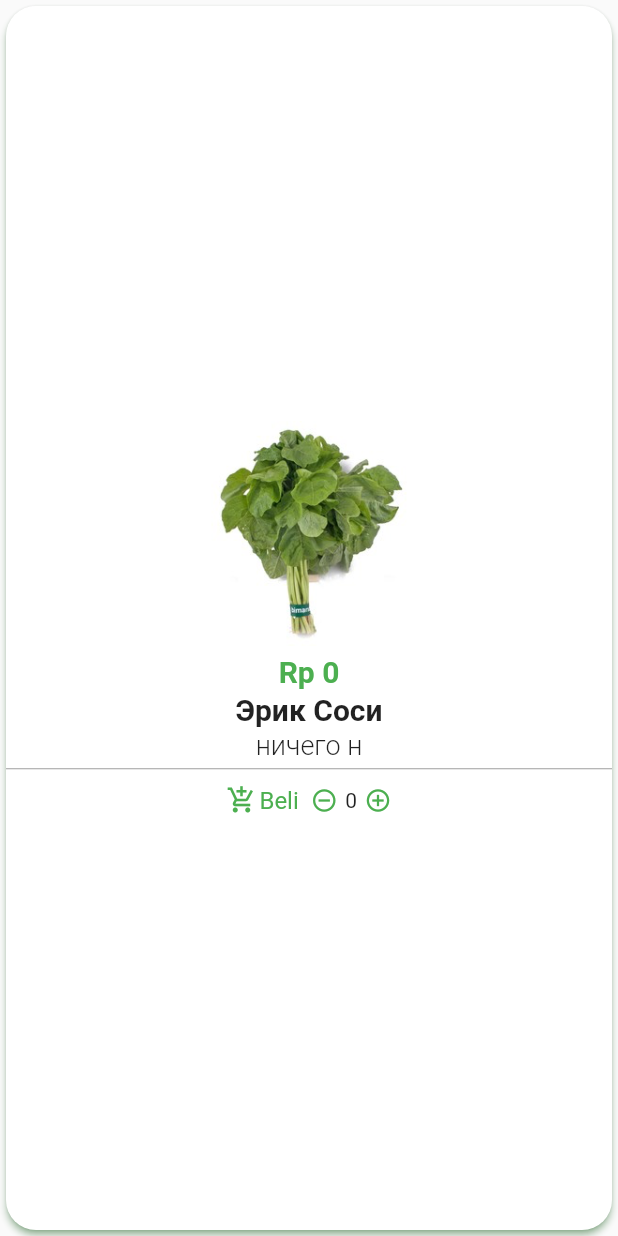
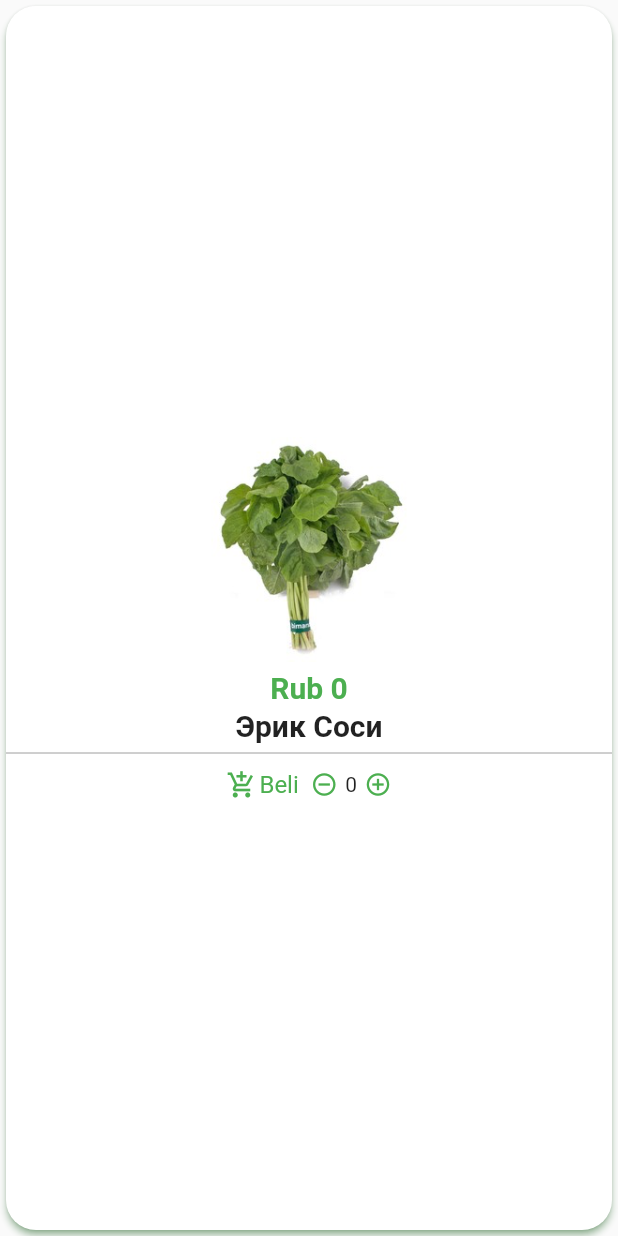
Before and after one commit to RubikRr/delikat_h_c, a Flutter app: the ItemWidget widget shown alone on an empty page, opened directly with sample values from the repository, on a phone screen of 412 x 824 dp. Run offline on Flutter 3.47's test engine with Material 2 defaults, Android fonts, the phone set to English and light mode, and no system bars; network calls fail.

```diff
--- a/lib/item_widget.dart
+++ b/lib/item_widget.dart
@@ -30,17 +30,18 @@ class ItemWidget extends StatelessWidget {
           mainAxisAlignment: MainAxisAlignment.center,
           children: [
             Hero(
-              tag: product.image,
+              tag: product.img,
               child: SizedBox(
                 width: 150,
-                child: Image.asset(product.image),
+                //child: Image.asset(product.img),
+                child: Image.asset('assets/img1.png'),
               ),
             ),
             const SizedBox(
               height: 6,
             ),
             Text(
-              'Rp ${product.price}',
+              'Rub ${product.price}',
               style: const TextStyle(
                 color: Colors.green,
                 fontSize: 20,
@@ -60,13 +61,13 @@ class ItemWidget extends StatelessWidget {
             const SizedBox(
               height: 2,
             ),
-            Text(
-              product.quantity,
-              style: const TextStyle(
-                fontSize: 18,
-                fontWeight: FontWeight.w300,
-              ),
-            ),
+            // Text(
+            //   product.quantity,
+            //   style: const TextStyle(
+            //     fontSize: 18,
+            //     fontWeight: FontWeight.w300,
+            //   ),
+            // ),
             const SizedBox(
               height: 4,
             ),
--- a/lib/product_class.dart
+++ b/lib/product_class.dart
@@ -4,17 +4,17 @@ part 'product_class.g.dart';
 
 @JsonSerializable()
 class Product {
+  final int id;
   final String name;
-  final String price;
-  final String quantity;
-  final String image;
+  final String img;
   final String description;
+  final int price;
 
   Product({
+    required this.id,
     required this.name,
     required this.price,
-    required this.quantity,
-    required this.image,
+    required this.img,
     required this.description,
   });
 
--- a/pubspec.yaml
+++ b/pubspec.yaml
@@ -30,7 +30,7 @@ dependencies:
   flutter:
     sdk: flutter
   json_annotation: ^4.8.0
-
+  http: ^0.13.5
 
   # The following adds the Cupertino Icons font to your application.
   # Use with the CupertinoIcons class for iOS style icons.
```
Also changed, not shown: lib/data.dart (+6 -6 lines), lib/main.dart (+36 -10 lines), lib/product_detail.dart (+14 -10 lines), lib/product_class.g.dart, pubspec.lock, 6 other files.
